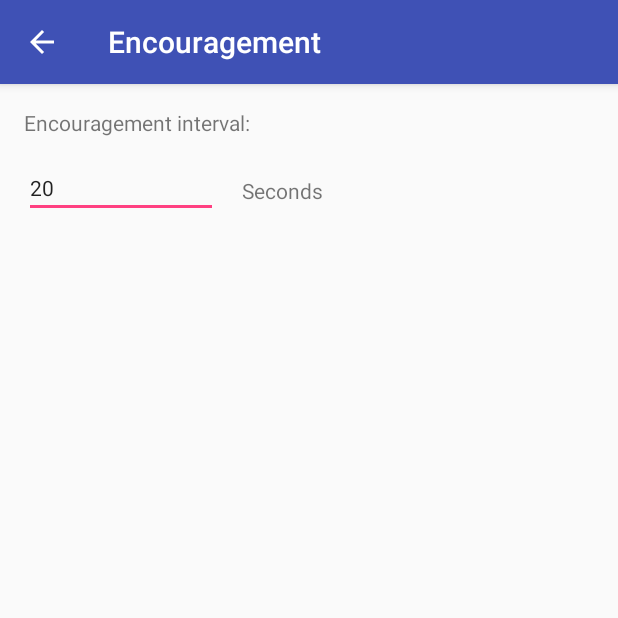
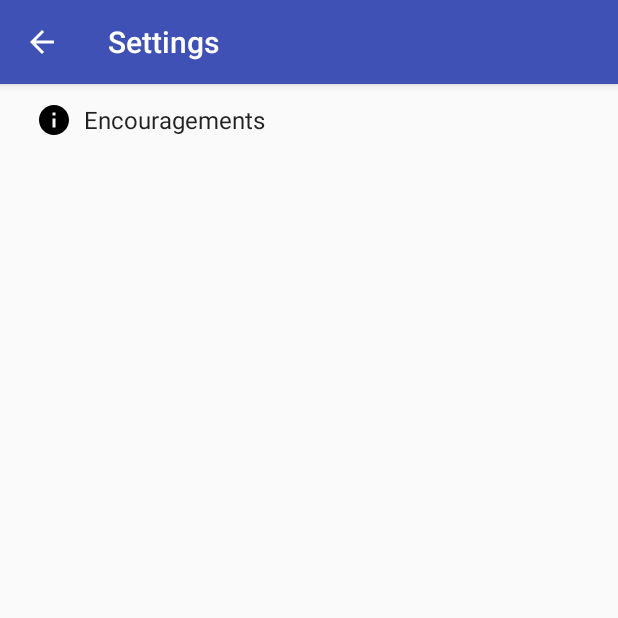
Before and after one commit to christopher-h-clark/encouragement, an Android app: the screen it shows after launch (ConfigurationActivity before the commit, SettingsActivity after it), after a tap on "SETTINGS…", on a phone screen of 412 x 824 dp, the top half of it. Run offline under Robolectric (Android 15) with nearby library versions, the phone set to English and light mode, and no system bars.

Commit message:
Convert to use standard Android preferences classes

```diff
--- a/app/build.gradle
+++ b/app/build.gradle
@@ -10,6 +10,7 @@ android {
         versionCode 1
         versionName "0.0.1"
         testInstrumentationRunner "android.support.test.runner.AndroidJUnitRunner"
+        vectorDrawables.useSupportLibrary = true
     }
     buildTypes {
         release {
@@ -34,5 +35,7 @@ dependencies {
     compile group: 'joda-time', name: 'joda-time', version: '2.9.9'
     compile 'com.android.support:appcompat-v7:25.3.1'
     compile 'com.android.support.constraint:constraint-layout:1.0.2'
+    compile 'com.android.support:support-v4:25.3.1'
+    compile 'com.android.support:support-vector-drawable:25.3.1'
     testCompile 'junit:junit:4.12'
 }
--- /dev/null
+++ b/app/src/main/java/com/example/encouragement/AppCompatPreferenceActivity.java
@@ -0,0 +1,109 @@
+package com.example.encouragement;
+
+import android.content.res.Configuration;
+import android.os.Bundle;
+import android.preference.PreferenceActivity;
+import android.support.annotation.LayoutRes;
+import android.support.annotation.Nullable;
+import android.support.v7.app.ActionBar;
+import android.support.v7.app.AppCompatDelegate;
+import android.support.v7.widget.Toolbar;
+import android.view.MenuInflater;
+import android.view.View;
+import android.view.ViewGroup;
+
+/**
+ * A {@link android.preference.PreferenceActivity} which implements and proxies the necessary calls
+ * to be used with AppCompat.
+ */
+public abstract class AppCompatPreferenceActivity extends PreferenceActivity {
+
+    private AppCompatDelegate mDelegate;
+
+    @Override
+    protected void onCreate(Bundle savedInstanceState) {
+        getDelegate().installViewFactory();
+        getDelegate().onCreate(savedInstanceState);
+        super.onCreate(savedInstanceState);
+    }
+
+    @Override
+    protected void onPostCreate(Bundle savedInstanceState) {
+        super.onPostCreate(savedInstanceState);
+        getDelegate().onPostCreate(savedInstanceState);
+    }
+
+    public ActionBar getSupportActionBar() {
+        return getDelegate().getSupportActionBar();
+    }
+
+    public void setSupportActionBar(@Nullable Toolbar toolbar) {
+        getDelegate().setSupportActionBar(toolbar);
+    }
+
+    @Override
+    public MenuInflater getMenuInflater() {
+        return getDelegate().getMenuInflater();
+    }
+
+    @Override
+    public void setContentView(@LayoutRes int layoutResID) {
+        getDelegate().setContentView(layoutResID);
+    }
+
+    @Override
+    public void setContentView(View view) {
+        getDelegate().setContentView(view);
+    }
+
+    @Override
+    public void setContentView(View view, ViewGroup.LayoutParams params) {
+        getDelegate().setContentView(view, params);
+    }
+
+    @Override
+    public void addContentView(View view, ViewGroup.LayoutParams params) {
+        getDelegate().addContentView(view, params);
+    }
+
+    @Override
+    protected void onPostResume() {
+        super.onPostResume();
+        getDelegate().onPostResume();
+    }
+
+    @Override
+    protected void onTitleChanged(CharSequence title, int color) {
+        super.onTitleChanged(title, color);
+        getDelegate().setTitle(title);
+    }
+
+    @Override
+    public void onConfigurationChanged(Configuration newConfig) {
+        super.onConfigurationChanged(newConfig);
+        getDelegate().onConfigurationChanged(newConfig);
+    }
+
+    @Override
+    protected void onStop() {
+        super.onStop();
+        getDelegate().onStop();
+    }
+
+    @Override
+    protected void onDestroy() {
+        super.onDestroy();
+        getDelegate().onDestroy();
+    }
+
+    public void invalidateOptionsMenu() {
+        getDelegate().invalidateOptionsMenu();
+    }
+
+    private AppCompatDelegate getDelegate() {
+        if (mDelegate == null) {
+            mDelegate = AppCompatDelegate.create(this, null);
+        }
+        return mDelegate;
+    }
+}
--- a/app/src/main/java/com/example/encouragement/MainActivity.java
+++ b/app/src/main/java/com/example/encouragement/MainActivity.java
@@ -4,9 +4,11 @@ import android.content.Context;
 import android.content.BroadcastReceiver;
 import android.content.Intent;
 import android.content.IntentFilter;
+import android.content.SharedPreferences;
 import android.media.MediaPlayer;
 import android.os.Bundle;
 //import android.os.PowerManager;
+import android.preference.PreferenceManager;
 import android.support.v4.content.LocalBroadcastManager;
 import android.support.v7.app.AppCompatActivity;
 import android.util.Log;
@@ -17,14 +19,15 @@ import android.view.View;
 import android.view.WindowManager;
 import android.widget.ImageButton;
 
-import java.util.List;
 import java.util.Random;
 import java.util.concurrent.Executors;
 import java.util.concurrent.ScheduledExecutorService;
 import java.util.concurrent.ScheduledFuture;
 import java.util.concurrent.TimeUnit;
 
-public class MainActivity extends AppCompatActivity {
+public class MainActivity
+        extends AppCompatActivity
+        implements SharedPreferences.OnSharedPreferenceChangeListener {
 
     /** Activity tag for log statements */
     private static final String ActivityTag = "MainActivity";
@@ -98,12 +101,18 @@ public class MainActivity extends AppCompatActivity {
         switch(item.getItemId()) {
             case R.id.action_config:
 //                stopEncouragement();
-                Intent intent = new Intent(this, ConfigurationActivity.class);
+//                Intent intent = new Intent(this, ConfigurationActivity.class);
+                Intent intent = new Intent(this, SettingsActivity.class);
                 startActivity(intent);
                 return true;
         }
 
         return super.onOptionsItemSelected(item);
+    }
+
+    @Override
+    public void onSharedPreferenceChanged(SharedPreferences sharedPreferences, String key) {
+        Log.i(ActivityTag, "Shared preference changed: " + key);
     }
 
     /**
@@ -163,34 +172,31 @@ public class MainActivity extends AppCompatActivity {
         }
 
         Log.i(ActivityTag, "Starting encouragements");
-        int interval = Configuration.getEncouragementInterval();
-        this.encouragementHandler = this.encouragementExecutor.scheduleAtFixedRate(
-                new EncouragementTask(encourage), interval, interval, TimeUnit.SECONDS);
-//        Intent intent = new Intent(EncouragementService.Init, null, this, EncouragementService.class);
-//        this.startService(intent);
-
-//        final long encourageInterval = Configuration.getEncouragementInterval().getMillis();
-//        encourageAction = new Runnable() {
-//            @Override
-//            public void run() {
-//                int index = random.nextInt(encourage.length);
-//                encourage[index].start();
-//                encourageHandler.postDelayed(encourageAction, encourageInterval);
-//            }
-//        };
-//        encourageHandler.postDelayed(encourageAction, encourageInterval);
+//        int interval = Configuration.getEncouragementInterval();
+        SharedPreferences prefs = PreferenceManager.getDefaultSharedPreferences(this);
+        boolean enabled = prefs.getBoolean("pref_encouragement_enabled", true);
+        String intervalText = prefs.getString("pref_encouragement_interval", "20");
+        int interval;
+        try {
+            interval = Integer.parseInt(intervalText);
+        } catch(Exception ex) {
+            Log.w(ActivityTag, "Invalid encouragement interval: using 20 seconds");
+            interval = 20;
+        }
+        Log.i(ActivityTag, "Loaded configuration: enabled = " + enabled + "; interval = " + intervalText + " (" + interval + ")");
+        if(enabled) {
+            this.encouragementHandler = this.encouragementExecutor.scheduleAtFixedRate(
+                    new EncouragementTask(encourage), interval, interval, TimeUnit.SECONDS);
+        }
     }
 
     public void startEncouragement() {
         initializeEncouragement();
-//        Intent intent = new Intent(EncouragementService.Start, null, this, EncouragementService.class);
-//        this.startService(intent);
     }
 
     public void stopEncouragement() {
-        //encouragementExecutor.shutdownNow();
-        this.encouragementHandler.cancel(true);
-//        Intent intent = new Intent(EncouragementService.Stop, null, this, EncouragementService.class);
-//        this.startService(intent);
+        if(this.encouragementHandler != null) {
+            this.encouragementHandler.cancel(true);
+        }
     }
 }
--- /dev/null
+++ b/app/src/main/java/com/example/encouragement/SettingsActivity.java
@@ -0,0 +1,207 @@
+package com.example.encouragement;
+
+import android.annotation.TargetApi;
+import android.content.Context;
+import android.content.Intent;
+import android.content.SharedPreferences;
+import android.content.SharedPreferences.OnSharedPreferenceChangeListener;
+import android.content.res.Configuration;
+import android.os.Build;
+import android.os.Bundle;
+import android.preference.EditTextPreference;
+import android.preference.PreferenceActivity;
+import android.support.v7.app.ActionBar;
+import android.preference.PreferenceFragment;
+import android.util.Log;
+import android.view.MenuItem;
+import android.support.v4.app.NavUtils;
+
+import java.util.List;
+
+/**
+ * A {@link PreferenceActivity} that presents a set of application settings. On
+ * handset devices, settings are presented as a single list. On tablets,
+ * settings are split by category, with category headers shown to the left of
+ * the list of settings.
+ * <p>
+ * See <a href="http://developer.android.com/design/patterns/settings.html">
+ * Android Design: Settings</a> for design guidelines and the <a
+ * href="http://developer.android.com/guide/topics/ui/settings.html">Settings
+ * API Guide</a> for more information on developing a Settings UI.
+ */
+public class SettingsActivity extends AppCompatPreferenceActivity {
+
+    private static final String ActivityTag = "SettingsActivity";
+
+    private static final String EncouragementIntervalKey = "pref_encouragement_interval";
+
+    /**
+     * Creates the UI from the saved state
+     * @param savedInstanceState the saved state
+     */
+    @Override
+    protected void onCreate(Bundle savedInstanceState) {
+        super.onCreate(savedInstanceState);
+        setupActionBar();
+    }
+
+    /**
+     * Helper method to determine if the device has an extra-large screen. For
+     * example, 10" tablets are extra-large.
+     */
+    private static boolean isXLargeTablet(Context context) {
+        return (context.getResources().getConfiguration().screenLayout
+                & Configuration.SCREENLAYOUT_SIZE_MASK) >= Configuration.SCREENLAYOUT_SIZE_XLARGE;
+    }
+
+    /**
+     * Set up the {@link android.app.ActionBar}, if the API is available.
+     */
+    private void setupActionBar() {
+        ActionBar actionBar = getSupportActionBar();
+        if (actionBar != null) {
+            // Show the Up button in the action bar.
+            actionBar.setDisplayHomeAsUpEnabled(true);
+        }
+    }
+
+    @Override
+    public boolean onMenuItemSelected(int featureId, MenuItem item) {
+        int id = item.getItemId();
+        if (id == android.R.id.home) {
+            if (!super.onMenuItemSelected(featureId, item)) {
+                NavUtils.navigateUpFromSameTask(this);
+            }
+            return true;
+        }
+        return super.onMenuItemSelected(featureId, item);
+    }
+
+    /**
+     * {@inheritDoc}
+     */
+    @Override
+    public boolean onIsMultiPane() {
+        return isXLargeTablet(this);
+    }
+
+    /**
+     * {@inheritDoc}
+     */
+    @Override
+    @TargetApi(Build.VERSION_CODES.HONEYCOMB)
+    public void onBuildHeaders(List<Header> target) {
+        loadHeadersFromResource(R.xml.pref_headers, target);
+    }
+
+    /**
+     * This method stops fragment injection in malicious applications.
+     * Make sure to deny any unknown fragments here.
+     */
+    protected boolean isValidFragment(String fragmentName) {
+        return PreferenceFragment.class.getName().equals(fragmentName)
+                || EncouragementPreferenceFragment.class.getName().equals(fragmentName);
+    }
+
+    /**
+     * This fragment shows encouragement preferences.
+     */
+    @TargetApi(Build.VERSION_CODES.HONEYCOMB)
+    public static class EncouragementPreferenceFragment
+            extends PreferenceFragment
+            implements OnSharedPreferenceChangeListener {
+
+        /** Format string for encouragement interval summary */
+        private String IntervalSummaryFormat = null;
+
+        /**
+         * Initializes the format string from the string table. This cannot be done before object is
+         * fully constructed, so directly initializing a String constant doesn't work.
+         */
+        private void initializeFormat() {
+            if(IntervalSummaryFormat == null) {
+                IntervalSummaryFormat = getString(R.string.pref_encouragement_interval_summary_format);
+            }
+        }
+
+        /**
+         * Handles event triggered when the app instantiates this preference fragment.
+         *
+         * @param savedInstanceState the saved application state
+         */
+        @Override
+        public void onCreate(Bundle savedInstanceState) {
+            super.onCreate(savedInstanceState);
+            addPreferencesFromResource(R.xml.pref_encouragement);
+            setHasOptionsMenu(true);
+
+            // Initialize summary to saved value for preference
+            initializeFormat();
+            setSummaryFromValue(EncouragementIntervalKey, IntervalSummaryFormat);
+        }
+
+        @Override
+        public boolean onOptionsItemSelected(MenuItem item) {
+            int id = item.getItemId();
+            if (id == android.R.id.home) {
+                startActivity(new Intent(getActivity(), SettingsActivity.class));
+                return true;
+            }
+            return super.onOptionsItemSelected(item);
+        }
+
+        /**
+         * Handles preference change event to display current setting, in accordance with Android
+         * user experience guidelines.
+         *
+         * @param preferences the shared preferences for the app
+         * @param key the preference key of the preference that changed
+         */
+        @Override
+        public void onSharedPreferenceChanged(SharedPreferences preferences, String key) {
+            Log.d(ActivityTag, "Preference change: preference = " + key);
+            if(key.equals(EncouragementIntervalKey)) {
+                initializeFormat();
+                setSummaryFromValue(key, IntervalSummaryFormat);
+            }
+        }
+
+        /**
+         * Handles the event triggered when the app resumes. Registers this SettingsActivity to
+         * receive events when the shared preferences change.
+         */
+        @Override
+        public void onResume() {
+            super.onResume();
+            getPreferenceManager().getSharedPreferences().registerOnSharedPreferenceChangeListener(this);
+        }
+
+        /**
+         * Handles the event triggered when the app pauses. Stops this SettingsActivity from
+         * receiving events when the shared preferences change.
+         */
+        @Override
+        public void onPause() {
+            super.onPause();
+            getPreferenceManager().getSharedPreferences().unregisterOnSharedPreferenceChangeListener(this);
+        }
+
+        /**
+         * Sets the summary of an {@code EditTextPreference} to a formatted version of its value.
+         * Requires {@code preferenceKey} to indicate an {@code EditTextPreference}.
+         *
+         * @param preferenceKey the key of an {@code EditTextPreference}
+         * @param format formats the value for display. It must have exactly one format specifier
+         *               for a string. The simplest value is {@code "%s"}.
+         */
+        private void setSummaryFromValue(String preferenceKey, String format) {
+            try {
+                EditTextPreference pref = (EditTextPreference) findPreference(preferenceKey);
+                String summary = String.format(format, pref.getText());
+                pref.setSummary(summary);
+            } catch(Exception ex) {
+                // Do nothing
+            }
+        }
+    }
+}
--- /dev/null
+++ b/app/src/main/res/drawable/ic_info_black_24dp.xml
@@ -0,0 +1,9 @@
+<vector xmlns:android="http://schemas.android.com/apk/res/android"
+    android:width="24dp"
+    android:height="24dp"
+    android:viewportHeight="24.0"
+    android:viewportWidth="24.0">
+    <path
+        android:fillColor="#FF000000"
+        android:pathData="M12,2C6.48,2 2,6.48 2,12s4.48,10 10,10 10,-4.48 10,-10S17.52,2 12,2zm1,15h-2v-6h2v6zm0,-8h-2V7h2v2z" />
+</vector>
--- a/app/src/main/res/values/strings.xml
+++ b/app/src/main/res/values/strings.xml
@@ -7,4 +7,19 @@
     <string name="units_minutes">Minutes</string>
     <string name="paused">Paused</string>
     <string name="playing">Playing</string>
+
+    <!-- Strings related to Settings -->
+    <string name="title_activity_settings">Settings</string>
+    <string name="pref_header_encouragement">Encouragements</string>
+    <string name="pref_encouragement_enabled_title">Play encouragements</string>
+    <string name="pref_encouragement_enabled_summary">
+        Enables or disables periodic encouragements at fixed intervals. May be
+        distracting for some students.
+    </string>
+    <string name="pref_encouragement_interval_title">Interval</string>
+    <string name="pref_encouragement_interval_dialog_message">
+        Fixed time between encouragement sounds, given in seconds.
+    </string>
+    <string name="pref_encouragement_interval_default">20</string>
+    <string name="pref_encouragement_interval_summary_format">%s seconds</string>
 </resources>
--- /dev/null
+++ b/app/src/main/res/xml/pref_encouragement.xml
@@ -0,0 +1,18 @@
+<PreferenceScreen xmlns:android="http://schemas.android.com/apk/res/android">
+    <SwitchPreference
+        android:key="pref_encouragement_enabled"
+        android:title="@string/pref_encouragement_enabled_title"
+        android:summary="@string/pref_encouragement_enabled_summary"
+        android:defaultValue="true" />
+
+    <EditTextPreference
+        android:key="pref_encouragement_interval"
+        android:title="@string/pref_encouragement_interval_title"
+        android:defaultValue="@string/pref_encouragement_interval_default"
+        android:dialogTitle="@string/pref_encouragement_interval_title"
+        android:dialogMessage="@string/pref_encouragement_interval_dialog_message"
+        android:maxLines="1"
+        android:selectAllOnFocus="true"
+        android:digits="0123456789"
+        android:singleLine="true" />
+</PreferenceScreen>
--- /dev/null
+++ b/app/src/main/res/xml/pref_headers.xml
@@ -0,0 +1,6 @@
+<preference-headers xmlns:android="http://schemas.android.com/apk/res/android">
+    <header
+        android:fragment="com.example.encouragement.SettingsActivity$EncouragementPreferenceFragment"
+        android:icon="@drawable/ic_info_black_24dp"
+        android:title="@string/pref_header_encouragement" />
+</preference-headers>
```
Also changed, not shown: app/src/main/AndroidManifest.xml (+13 -4 lines).
